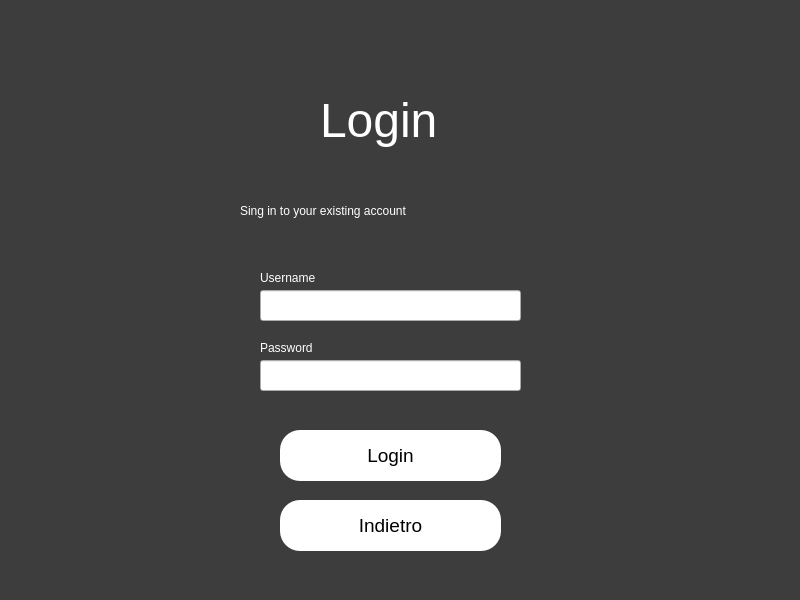
Above: login.ui from riccardomalpiedi/parcheggio before the change. Below: the same form after it.
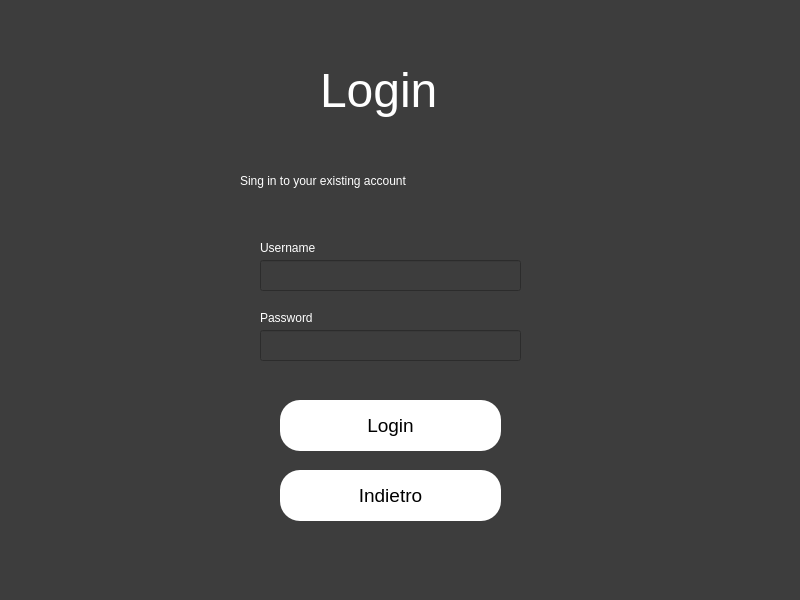
That is the form after the change.

```diff
--- a/login.ui
+++ b/login.ui
@@ -13,40 +13,94 @@
   <property name="windowTitle">
    <string>Dialog</string>
   </property>
-  <widget class="QWidget" name="bgwidget" native="true">
+  <property name="styleSheet">
+   <string notr="true">background-color: rgb(61, 61, 61);</string>
+  </property>
+  <widget class="QLabel" name="label_3">
    <property name="geometry">
     <rect>
-     <x>0</x>
-     <y>0</y>
-     <width>800</width>
-     <height>600</height>
+     <x>260</x>
+     <y>240</y>
+     <width>71</width>
+     <height>16</height>
     </rect>
    </property>
    <property name="styleSheet">
-    <string notr="true">QWidget#bgwidget{
-background-color: rgb(61, 61, 61);}</string>
+    <string notr="true">font: 12pt &quot;MS Shell Dlg 2&quot;;
+color: rgb(255, 255, 255);</string>
    </property>
-   <widget class="QLabel" name="label">
+   <property name="text">
+    <string>Username</string>
+   </property>
+  </widget>
+  <widget class="QPushButton" name="back_button">
     <property name="geometry">
      <rect>
-      <x>320</x>
-      <y>80</y>
-      <width>121</width>
-      <height>81</height>
-     </rect>
-    </property>
+     <x>280</x>
+     <y>470</y>
+     <width>221</width>
+     <height>51</height>
+    </rect>
+   </property>
+   <property name="cursor">
+    <cursorShape>PointingHandCursor</cursorShape>
+   </property>
     <property name="styleSheet">
-     <string notr="true">color: rgb(255, 255, 255); font-size:36pt</string>
+    <string notr="true">border-radius:20px; 
+background-color: rgb(255, 255, 255);
+font-size:14pt;</string>
     </property>
     <property name="text">
-     <string>Login</string>
+    <string>Indietro</string>
+   </property>
+  </widget>
+  <widget class="QLineEdit" name="email_field">
+   <property name="geometry">
+    <rect>
+     <x>260</x>
+     <y>260</y>
+     <width>261</width>
+     <height>31</height>
+    </rect>
+   </property>
+   <property name="styleSheet">
+    <string notr="true">color: rgb(255, 255, 255);</string>
+   </property>
+  </widget>
+  <widget class="QLabel" name="label_4">
+   <property name="geometry">
+    <rect>
+     <x>260</x>
+     <y>310</y>
+     <width>71</width>
+     <height>16</height>
+    </rect>
+   </property>
+   <property name="styleSheet">
+    <string notr="true">font: 12pt &quot;MS Shell Dlg 2&quot;; color: rgb(255, 255, 255);</string>
+   </property>
+   <property name="text">
+    <string>Password</string>
+   </property>
+  </widget>
+  <widget class="QLineEdit" name="password_field">
+   <property name="geometry">
+    <rect>
+     <x>260</x>
+     <y>330</y>
+     <width>261</width>
+     <height>31</height>
+    </rect>
+   </property>
+   <property name="styleSheet">
+    <string notr="true">color: rgb(255, 255, 255);</string>
     </property>
    </widget>
    <widget class="QLabel" name="label_2">
     <property name="geometry">
      <rect>
       <x>240</x>
-      <y>190</y>
+     <y>160</y>
       <width>311</width>
       <height>41</height>
      </rect>
@@ -63,7 +117,7 @@
     <property name="geometry">
      <rect>
       <x>280</x>
-      <y>430</y>
+     <y>400</y>
       <width>221</width>
       <height>51</height>
      </rect>
@@ -77,77 +131,21 @@
      <string>Login</string>
     </property>
    </widget>
-   <widget class="QLineEdit" name="email_field">
+  <widget class="QLabel" name="label">
     <property name="geometry">
      <rect>
-      <x>260</x>
-      <y>290</y>
-      <width>261</width>
-      <height>31</height>
-     </rect>
-    </property>
-   </widget>
-   <widget class="QLineEdit" name="password_field">
-    <property name="geometry">
-     <rect>
-      <x>260</x>
-      <y>360</y>
-      <width>261</width>
-      <height>31</height>
-     </rect>
-    </property>
-   </widget>
-   <widget class="QLabel" name="label_3">
-    <property name="geometry">
-     <rect>
-      <x>260</x>
-      <y>270</y>
-      <width>71</width>
-      <height>16</height>
-     </rect>
-    </property>
+     <x>320</x>
+     <y>50</y>
+     <width>121</width>
+     <height>81</height>
+    </rect>
+   </property>
     <property name="styleSheet">
-     <string notr="true">font: 12pt &quot;MS Shell Dlg 2&quot;;
-color: rgb(255, 255, 255);</string>
+    <string notr="true">color: rgb(255, 255, 255); font-size:36pt</string>
     </property>
     <property name="text">
-     <string>Username</string>
-    </property>
-   </widget>
-   <widget class="QLabel" name="label_4">
-    <property name="geometry">
-     <rect>
-      <x>260</x>
-      <y>340</y>
-      <width>71</width>
-      <height>16</height>
-     </rect>
-    </property>
-    <property name="styleSheet">
-     <string notr="true">font: 12pt &quot;MS Shell Dlg 2&quot;; color: rgb(255, 255, 255);</string>
-    </property>
-    <property name="text">
-     <string>Password</string>
-    </property>
-   </widget>
-   <widget class="QPushButton" name="back_button">
-    <property name="geometry">
-     <rect>
-      <x>280</x>
-      <y>500</y>
-      <width>221</width>
-      <height>51</height>
-     </rect>
-    </property>
-    <property name="styleSheet">
-     <string notr="true">border-radius:20px; 
-background-color: rgb(255, 255, 255);
-font-size:14pt;</string>
-    </property>
-    <property name="text">
-     <string>Indietro</string>
-    </property>
-   </widget>
+    <string>Login</string>
+   </property>
   </widget>
  </widget>
  <resources/>
```
Left out of the diff: 3 changed lines with no effect on the pictures. Lines whose indentation alone changed are shown as unchanged.
